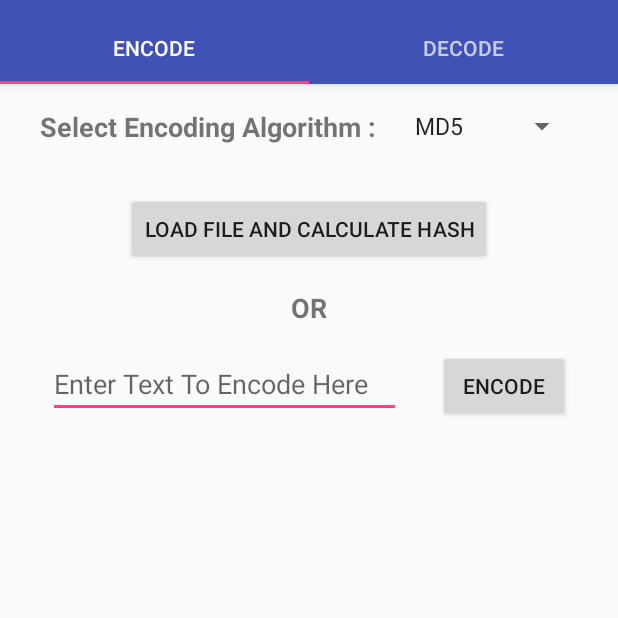
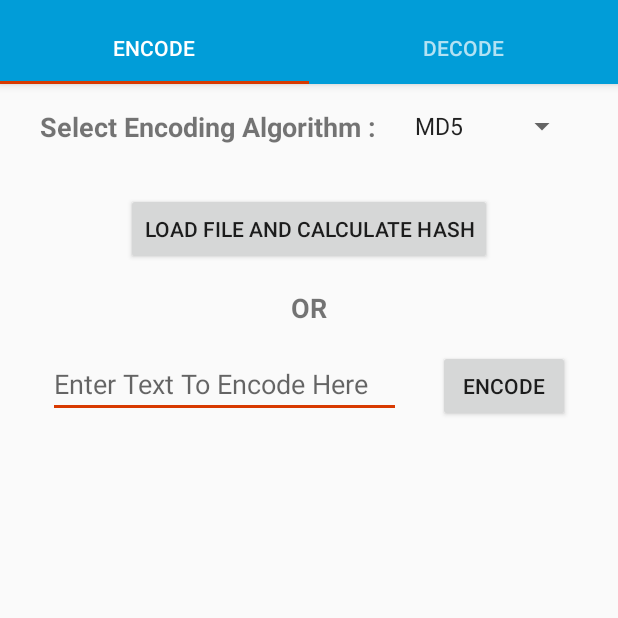
Before and after one commit to ppran/Encryptor2, an Android app: the screen it shows after launch (MainActivity), on a phone screen of 412 x 824 dp, the top half of it. Run offline under Robolectric (Android 15) with nearby library versions, the phone set to English and light mode, and no system bars.

```diff
--- a/app/build.gradle
+++ b/app/build.gradle
@@ -6,8 +6,8 @@ android {
         applicationId "com.pranavpanage.encryptor"
         minSdkVersion 15
         targetSdkVersion 26
-        versionCode 4
-        versionName "2.0"
+        versionCode 5
+        versionName "2.1"
         testInstrumentationRunner "android.support.test.runner.AndroidJUnitRunner"
     }
     buildTypes {
--- a/app/src/main/res/values/colors.xml
+++ b/app/src/main/res/values/colors.xml
@@ -1,6 +1,6 @@
 <?xml version="1.0" encoding="utf-8"?>
 <resources>
-    <color name="colorPrimary">#3F51B5</color>
-    <color name="colorPrimaryDark">#303F9F</color>
-    <color name="colorAccent">#FF4081</color>
+    <color name="colorPrimary">#019dd8</color>
+    <color name="colorPrimaryDark">#006fa6</color>
+    <color name="colorAccent">#d83a01</color>
 </resources>
```
